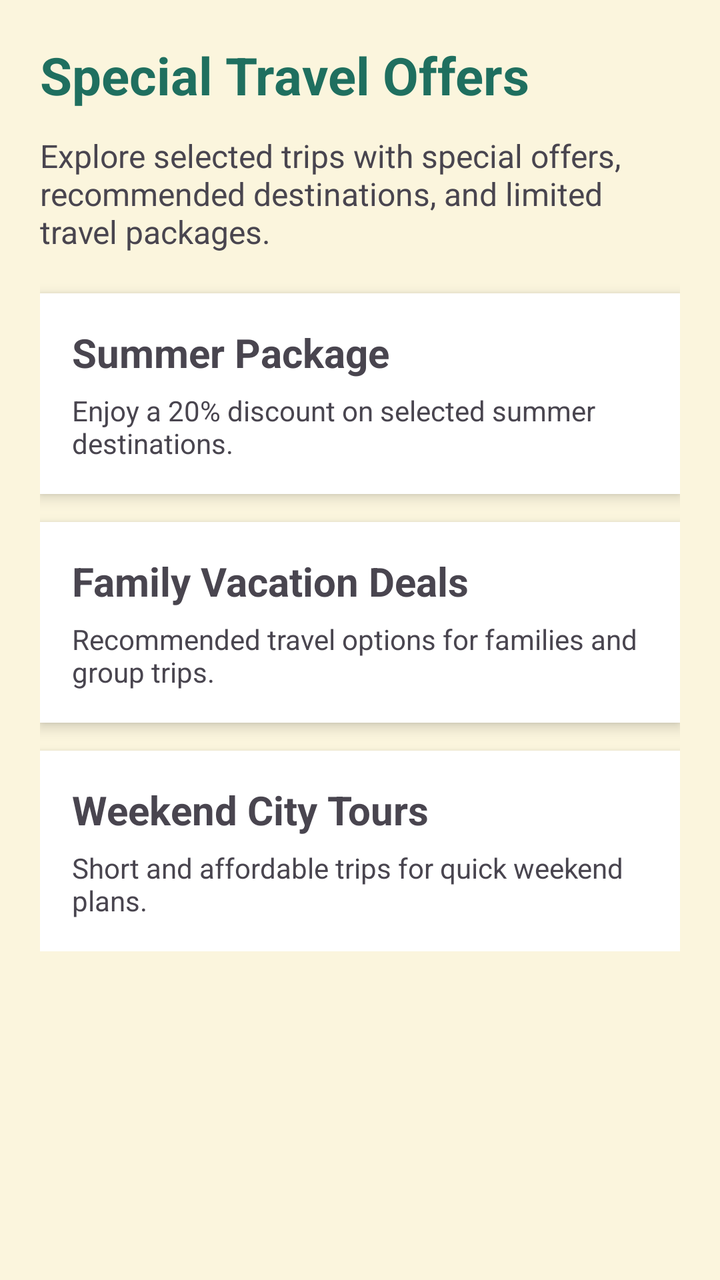
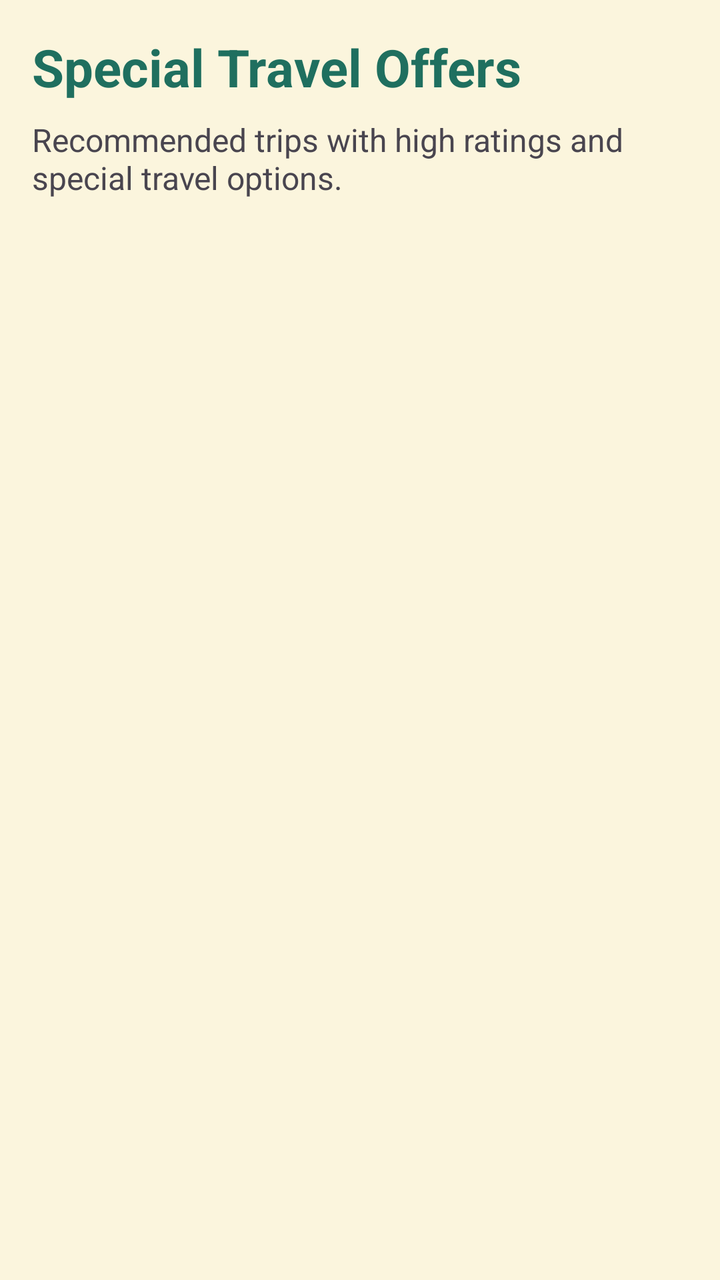

Compare the two renders of this Android layout. The source of the first and the diff that turns it into the second are given below.
<!-- AndroidManifest.xml: application theme Theme.Travelplanner -->
<!-- res/layout/activity_special_section.xml -->
<?xml version="1.0" encoding="utf-8"?>
<ScrollView xmlns:android="http://schemas.android.com/apk/res/android"
    android:layout_width="match_parent"
    android:layout_height="match_parent"
    android:background="#FBF5DD">

    <LinearLayout
        android:layout_width="match_parent"
        android:layout_height="wrap_content"
        android:orientation="vertical"
        android:padding="20dp">

        <TextView
            android:layout_width="wrap_content"
            android:layout_height="wrap_content"
            android:text="Special Travel Offers"
            android:textColor="#1F6F5F"
            android:textSize="26sp"
            android:textStyle="bold" />

        <TextView
            android:layout_width="match_parent"
            android:layout_height="wrap_content"
            android:layout_marginTop="12dp"
            android:text="Explore selected trips with special offers, recommended destinations, and limited travel packages."
            android:textSize="16sp" />

        <LinearLayout
            android:layout_width="match_parent"
            android:layout_height="wrap_content"
            android:layout_marginTop="20dp"
            android:background="#FFFFFF"
            android:elevation="4dp"
            android:orientation="vertical"
            android:padding="16dp">

            <TextView
                android:layout_width="wrap_content"
                android:layout_height="wrap_content"
                android:text="Summer Package"
                android:textSize="20sp"
                android:textStyle="bold" />

            <TextView
                android:layout_width="match_parent"
                android:layout_height="wrap_content"
                android:layout_marginTop="6dp"
                android:text="Enjoy a 20% discount on selected summer destinations." />
        </LinearLayout>

        <LinearLayout
            android:layout_width="match_parent"
            android:layout_height="wrap_content"
            android:layout_marginTop="14dp"
            android:background="#FFFFFF"
            android:elevation="4dp"
            android:orientation="vertical"
            android:padding="16dp">

            <TextView
                android:layout_width="wrap_content"
                android:layout_height="wrap_content"
                android:text="Family Vacation Deals"
                android:textSize="20sp"
                android:textStyle="bold" />

            <TextView
                android:layout_width="match_parent"
                android:layout_height="wrap_content"
                android:layout_marginTop="6dp"
                android:text="Recommended travel options for families and group trips." />
        </LinearLayout>

        <LinearLayout
            android:layout_width="match_parent"
            android:layout_height="wrap_content"
            android:layout_marginTop="14dp"
            android:background="#FFFFFF"
            android:elevation="4dp"
            android:orientation="vertical"
            android:padding="16dp">

            <TextView
                android:layout_width="wrap_content"
                android:layout_height="wrap_content"
                android:text="Weekend City Tours"
                android:textSize="20sp"
                android:textStyle="bold" />

            <TextView
                android:layout_width="match_parent"
                android:layout_height="wrap_content"
                android:layout_marginTop="6dp"
                android:text="Short and affordable trips for quick weekend plans." />
        </LinearLayout>

    </LinearLayout>

</ScrollView>
<!-- resources referenced by this layout -->
<resources>
  <style name="Theme.Travelplanner" parent="Base.Theme.Travelplanner" />
  <style name="Base.Theme.Travelplanner" parent="Theme.Material3.DayNight.NoActionBar">
  
          <item name="colorPrimary">@color/primary_color</item>
          <item name="colorSecondary">@color/accent_color</item>
  
      </style>
  <color name="primary_color">#2FA084</color>
  <color name="accent_color">#6FCF97</color>
</resources>

<!-- the commit's change to res/layout/activity_special_section.xml (unified diff, before → after) -->
@@ -1,99 +1,41 @@
 <?xml version="1.0" encoding="utf-8"?>
-<ScrollView xmlns:android="http://schemas.android.com/apk/res/android"
+<LinearLayout xmlns:android="http://schemas.android.com/apk/res/android"
     android:layout_width="match_parent"
     android:layout_height="match_parent"
-    android:background="#FBF5DD">
+    android:background="#FBF5DD"
+    android:orientation="vertical"
+    android:padding="16dp">
 
-    <LinearLayout
+    <TextView
+        android:layout_width="wrap_content"
+        android:layout_height="wrap_content"
+        android:text="Special Travel Offers"
+        android:textColor="#1F6F5F"
+        android:textSize="26sp"
+        android:textStyle="bold" />
+
+    <TextView
         android:layout_width="match_parent"
         android:layout_height="wrap_content"
-        android:orientation="vertical"
-        android:padding="20dp">
+        android:layout_marginTop="8dp"
+        android:text="Recommended trips with high ratings and special travel options."
+        android:textSize="16sp" />
 
-        <TextView
-            android:layout_width="wrap_content"
-            android:layout_height="wrap_content"
-            android:text="Special Travel Offers"
-            android:textColor="#1F6F5F"
-            android:textSize="26sp"
-            android:textStyle="bold" />
+    <TextView
+        android:id="@+id/txtEmptySpecial"
+        android:layout_width="match_parent"
+        android:layout_height="wrap_content"
+        android:layout_marginTop="24dp"
+        android:gravity="center"
+        android:text="No special trips found"
+        android:textSize="18sp"
+        android:visibility="gone" />
 
-        <TextView
-            android:layout_width="match_parent"
-            android:layout_height="wrap_content"
-            android:layout_marginTop="12dp"
-            android:text="Explore selected trips with special offers, recommended destinations, and limited travel packages."
-            android:textSize="16sp" />
+    <androidx.recyclerview.widget.RecyclerView
+        android:id="@+id/recyclerSpecialTrips"
+        android:layout_width="match_parent"
+        android:layout_height="0dp"
+        android:layout_marginTop="16dp"
+        android:layout_weight="1" />
 
-        <LinearLayout
-            android:layout_width="match_parent"
-            android:layout_height="wrap_content"
-            android:layout_marginTop="20dp"
-            android:background="#FFFFFF"
-            android:elevation="4dp"
-            android:orientation="vertical"
-            android:padding="16dp">
-
-            <TextView
-                android:layout_width="wrap_content"
-                android:layout_height="wrap_content"
-                android:text="Summer Package"
-                android:textSize="20sp"
-                android:textStyle="bold" />
-
-            <TextView
-                android:layout_width="match_parent"
-                android:layout_height="wrap_content"
-                android:layout_marginTop="6dp"
-                android:text="Enjoy a 20% discount on selected summer destinations." />
-        </LinearLayout>
-
-        <LinearLayout
-            android:layout_width="match_parent"
-            android:layout_height="wrap_content"
-            android:layout_marginTop="14dp"
-            android:background="#FFFFFF"
-            android:elevation="4dp"
-            android:orientation="vertical"
-            android:padding="16dp">
-
-            <TextView
-                android:layout_width="wrap_content"
-                android:layout_height="wrap_content"
-                android:text="Family Vacation Deals"
-                android:textSize="20sp"
-                android:textStyle="bold" />
-
-            <TextView
-                android:layout_width="match_parent"
-                android:layout_height="wrap_content"
-                android:layout_marginTop="6dp"
-                android:text="Recommended travel options for families and group trips." />
-        </LinearLayout>
-
-        <LinearLayout
-            android:layout_width="match_parent"
-            android:layout_height="wrap_content"
-            android:layout_marginTop="14dp"
-            android:background="#FFFFFF"
-            android:elevation="4dp"
-            android:orientation="vertical"
-            android:padding="16dp">
-
-            <TextView
-                android:layout_width="wrap_content"
-                android:layout_height="wrap_content"
-                android:text="Weekend City Tours"
-                android:textSize="20sp"
-                android:textStyle="bold" />
-
-            <TextView
-                android:layout_width="match_parent"
-                android:layout_height="wrap_content"
-                android:layout_marginTop="6dp"
-                android:text="Short and affordable trips for quick weekend plans." />
-        </LinearLayout>
-
-    </LinearLayout>
-
-</ScrollView>
+</LinearLayout>
